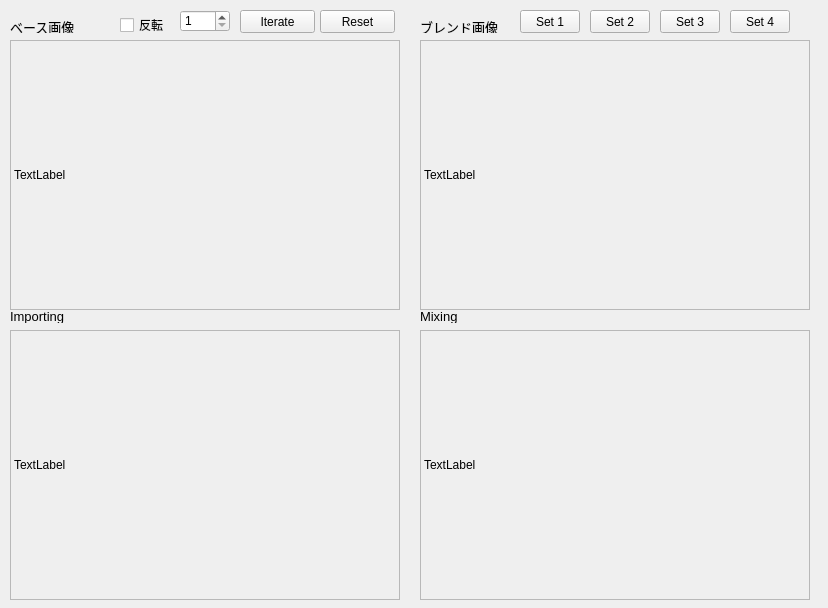
sensq/home, file PoissonImageEditing/poissonimagesynthesis.ui: the form before one commit.
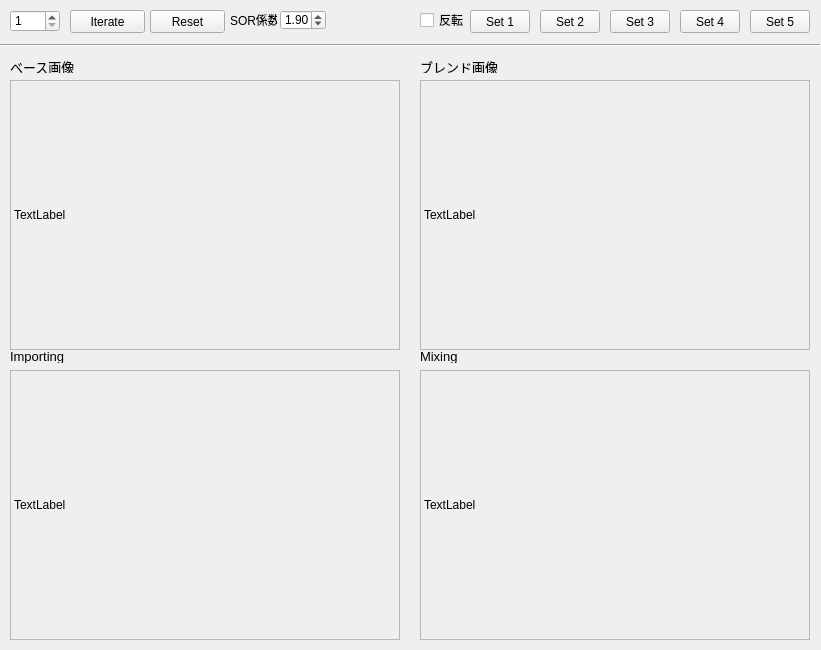
The form after the commit.

Commit message: コメントを修正

The edit to the form file:
```diff
--- a/PoissonImageEditing/poissonimagesynthesis.ui
+++ b/PoissonImageEditing/poissonimagesynthesis.ui
@@ -6,8 +6,8 @@
    <rect>
     <x>0</x>
     <y>0</y>
-    <width>828</width>
-    <height>608</height>
+    <width>821</width>
+    <height>650</height>
    </rect>
   </property>
   <property name="windowTitle">
@@ -17,7 +17,7 @@
    <property name="geometry">
     <rect>
      <x>10</x>
-     <y>40</y>
+     <y>80</y>
      <width>390</width>
      <height>270</height>
     </rect>
@@ -33,7 +33,7 @@
    <property name="geometry">
     <rect>
      <x>420</x>
-     <y>40</y>
+     <y>80</y>
      <width>390</width>
      <height>270</height>
     </rect>
@@ -49,7 +49,7 @@
    <property name="geometry">
     <rect>
      <x>420</x>
-     <y>330</y>
+     <y>370</y>
      <width>390</width>
      <height>270</height>
     </rect>
@@ -65,7 +65,7 @@
    <property name="geometry">
     <rect>
      <x>10</x>
-     <y>330</y>
+     <y>370</y>
      <width>390</width>
      <height>270</height>
     </rect>
@@ -81,7 +81,7 @@
    <property name="geometry">
     <rect>
      <x>10</x>
-     <y>20</y>
+     <y>60</y>
      <width>98</width>
      <height>13</height>
     </rect>
@@ -99,7 +99,7 @@
    <property name="geometry">
     <rect>
      <x>420</x>
-     <y>20</y>
+     <y>60</y>
      <width>98</width>
      <height>13</height>
     </rect>
@@ -117,7 +117,7 @@
    <property name="geometry">
     <rect>
      <x>420</x>
-     <y>310</y>
+     <y>350</y>
      <width>98</width>
      <height>13</height>
     </rect>
@@ -135,7 +135,7 @@
    <property name="geometry">
     <rect>
      <x>10</x>
-     <y>310</y>
+     <y>350</y>
      <width>98</width>
      <height>13</height>
     </rect>
@@ -152,7 +152,7 @@
   <widget class="QPushButton" name="iterateButton">
    <property name="geometry">
     <rect>
-     <x>240</x>
+     <x>70</x>
      <y>10</y>
      <width>75</width>
      <height>23</height>
@@ -165,7 +165,7 @@
   <widget class="QPushButton" name="resetButton">
    <property name="geometry">
     <rect>
-     <x>320</x>
+     <x>150</x>
      <y>10</y>
      <width>75</width>
      <height>23</height>
@@ -178,7 +178,7 @@
   <widget class="QSpinBox" name="spinBox">
    <property name="geometry">
     <rect>
-     <x>180</x>
+     <x>10</x>
      <y>10</y>
      <width>50</width>
      <height>22</height>
@@ -194,7 +194,7 @@
   <widget class="QPushButton" name="setButton_1">
    <property name="geometry">
     <rect>
-     <x>520</x>
+     <x>470</x>
      <y>10</y>
      <width>60</width>
      <height>23</height>
@@ -207,7 +207,7 @@
   <widget class="QPushButton" name="setButton_2">
    <property name="geometry">
     <rect>
-     <x>590</x>
+     <x>540</x>
      <y>10</y>
      <width>60</width>
      <height>23</height>
@@ -220,7 +220,7 @@
   <widget class="QPushButton" name="setButton_3">
    <property name="geometry">
     <rect>
-     <x>660</x>
+     <x>610</x>
      <y>10</y>
      <width>60</width>
      <height>23</height>
@@ -233,7 +233,7 @@
   <widget class="QPushButton" name="setButton_4">
    <property name="geometry">
     <rect>
-     <x>730</x>
+     <x>680</x>
      <y>10</y>
      <width>60</width>
      <height>23</height>
@@ -246,16 +246,74 @@
   <widget class="QCheckBox" name="checkBox">
    <property name="geometry">
     <rect>
-     <x>120</x>
+     <x>420</x>
      <y>10</y>
      <width>47</width>
-     <height>30</height>
+     <height>20</height>
     </rect>
    </property>
    <property name="text">
     <string>反転</string>
    </property>
   </widget>
+  <widget class="QDoubleSpinBox" name="SORSpinBox">
+   <property name="geometry">
+    <rect>
+     <x>280</x>
+     <y>10</y>
+     <width>46</width>
+     <height>20</height>
+    </rect>
+   </property>
+   <property name="maximum">
+    <double>2.000000000000000</double>
+   </property>
+   <property name="singleStep">
+    <double>0.050000000000000</double>
+   </property>
+   <property name="value">
+    <double>1.900000000000000</double>
+   </property>
+  </widget>
+  <widget class="Line" name="line">
+   <property name="geometry">
+    <rect>
+     <x>0</x>
+     <y>40</y>
+     <width>820</width>
+     <height>10</height>
+    </rect>
+   </property>
+   <property name="orientation">
+    <enum>Qt::Horizontal</enum>
+   </property>
+  </widget>
+  <widget class="QLabel" name="label">
+   <property name="geometry">
+    <rect>
+     <x>230</x>
+     <y>10</y>
+     <width>47</width>
+     <height>20</height>
+    </rect>
+   </property>
+   <property name="text">
+    <string>SOR係数</string>
+   </property>
+  </widget>
+  <widget class="QPushButton" name="setButton_5">
+   <property name="geometry">
+    <rect>
+     <x>750</x>
+     <y>10</y>
+     <width>60</width>
+     <height>23</height>
+    </rect>
+   </property>
+   <property name="text">
+    <string>Set 5</string>
+   </property>
+  </widget>
  </widget>
  <layoutdefault spacing="6" margin="11"/>
  <resources>
```
The commit also changes 2 other files.
